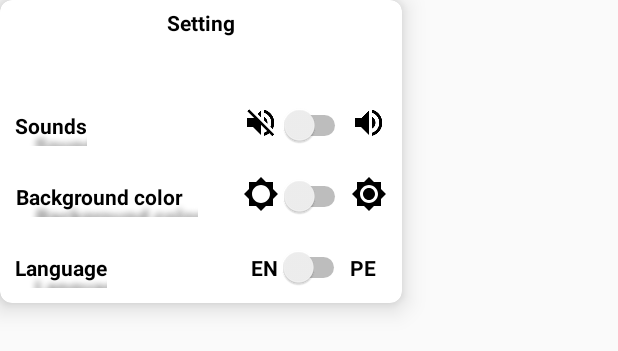
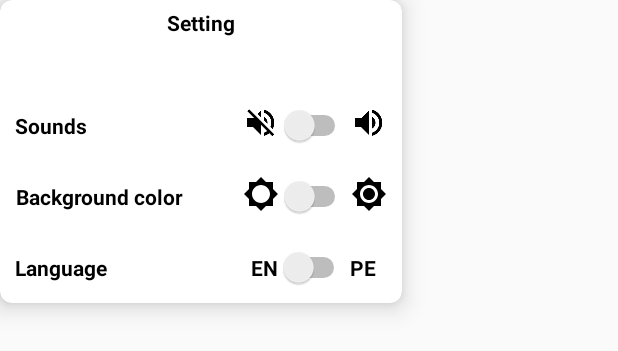
Before and after one commit to ShahoBashoki/2048Ball2, an Android app: the layout activity_dialog_setting.xml on its own in the app's theme, with its tools: preview values and no code run, on a phone screen of 412 x 824 dp. Shown: the top 351 px of the screen. Run offline under Robolectric (Android 15) with nearby library versions, the light colour scheme and no system bars.

Commit message:
Shaho version 9.0

```diff
--- a/app/build.gradle
+++ b/app/build.gradle
@@ -26,7 +26,6 @@ dependencies {
     })
     compile 'com.android.support:appcompat-v7:25.3.1'
     compile 'com.android.support.constraint:constraint-layout:1.0.0-alpha7'
-    compile 'com.hanks:htextview-rainbow:0.1.1'
     compile 'com.romainpiel.shimmer:library:1.4.0@aar'
     testCompile 'junit:junit:4.12'
     compile 'com.android.support:cardview-v7:21.0.0'
--- a/app/src/main/res/layout/activity_dialog_setting.xml
+++ b/app/src/main/res/layout/activity_dialog_setting.xml
@@ -34,14 +34,14 @@
                 android:layout_width="wrap_content"
                 android:layout_height="match_parent"
                 android:gravity="center"
-                android:shadowColor="@color/TextViewShadow"
-                android:shadowDx="20"
-                android:shadowDy="20"
-                android:shadowRadius="5"
                 android:text="@string/Sounds"
                 android:textAllCaps="false"
                 android:textColor="@android:color/black"
-                android:textStyle="bold" />
+                android:textStyle="bold"/>
+                <!--android:shadowColor="@color/TextViewShadow"-->
+                <!--android:shadowDx="20"-->
+                <!--android:shadowDy="20"-->
+                <!--android:shadowRadius="5" />-->
 
             <LinearLayout
                 android:layout_width="match_parent"
@@ -95,13 +95,13 @@
                 android:textAllCaps="false"
                 android:textColor="@android:color/black"
                 android:textStyle="bold"
-                android:shadowColor="@color/TextViewShadow"
-                android:shadowDx="20"
-                android:shadowDy="20"
-                android:shadowRadius="5"
                 android:gravity="center"
                 android:layout_marginRight="30dp"
                 android:paddingRight="10dp"/>
+                <!--android:shadowColor="@color/TextViewShadow"-->
+                <!--android:shadowDx="20"-->
+                <!--android:shadowDy="20"-->
+                <!--android:shadowRadius="5"-->/>
 
             <ImageView
                 android:layout_width="wrap_content"
@@ -150,11 +150,11 @@
                 android:textAllCaps="false"
                 android:textColor="@android:color/black"
                 android:textStyle="bold"
-                android:shadowColor="@color/TextViewShadow"
-                android:shadowDx="20"
-                android:shadowDy="20"
-                android:shadowRadius="5"
                 android:gravity="center"/>
+                <!--android:shadowColor="@color/TextViewShadow"-->
+                <!--android:shadowDx="20"-->
+                <!--android:shadowDy="20"-->
+                <!--android:shadowRadius="5"-->
 
             <LinearLayout
                 android:layout_width="match_parent"
```
Also changed, not shown: app/src/main/java/com/savar/a2048ball/ClassicPlayActivity.java (+42 -28 lines), app/src/main/java/com/savar/a2048ball/MenuActivity.java (+18 -14 lines), app/src/main/res/layout/activity_dialog_information.xml (+8 -8 lines), app/src/main/res/layout/activity_menu.xml (+19 -4 lines), app/src/main/res/mipmap-hdpi/icon_ball.png, app/src/main/res/mipmap-mdpi/icon_ball.png, app/src/main/res/mipmap-xhdpi/icon_ball.png, app/src/main/res/mipmap-xxhdpi/icon_ball.png, app/src/main/res/mipmap-xxxhdpi/icon_ball.png.
